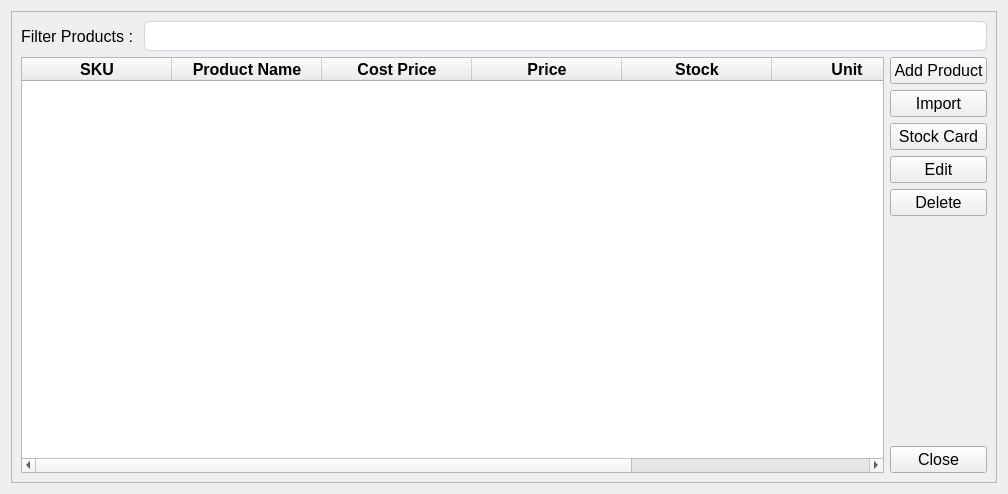
The window that ui/products.ui (michael-halim/pos) describes before a commit, drawn with Qt 5.
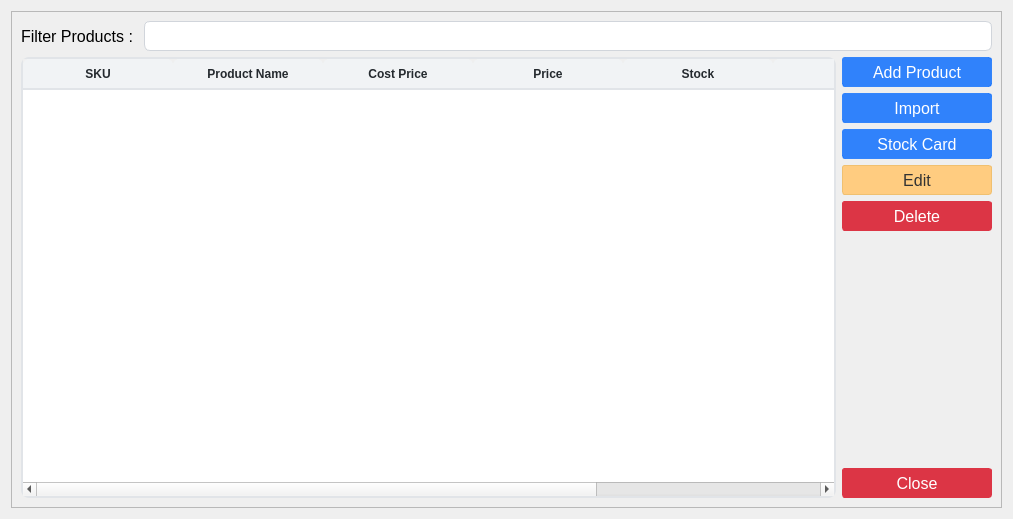
The same window after the commit.

Commit message: Patch#34: Added UI - Added UI for Table, Button, and Input - Fix some UI Behavior

Diff of the .ui file:
```diff
--- a/ui/products.ui
+++ b/ui/products.ui
@@ -6,13 +6,41 @@
    <rect>
     <x>0</x>
     <y>0</y>
-    <width>1008</width>
-    <height>494</height>
+    <width>1013</width>
+    <height>519</height>
    </rect>
   </property>
   <property name="windowTitle">
    <string>Products</string>
   </property>
+  <property name="styleSheet">
+   <string notr="true">QLineEdit{
+	border: 1px solid #d1d5db;      /* Light gray border */
+    border-radius: 6px;             /* Rounded corners */
+    outline: none;                  /* Remove default outline */
+    color: #333;                    /* Text color */
+    background-color: #fff;       /* Light gray background */
+    
+}
+
+QLineEdit:focus {
+    border: 1px solid #93c5fd;       /* Blue border on focus */
+    background-color: #ffffff;       /* White background when focused */
+}
+
+QPushButton {
+    text-align: center;
+    white-space: nowrap;
+    vertical-align: middle;
+    border: 1px solid transparent;
+    padding: 0.375rem 0.75rem;
+    line-height: 1.5;
+    border-radius: 3px;
+    margin: 0.25rem;
+	opacity: 0.55;
+
+}</string>
+  </property>
   <layout class="QGridLayout" name="gridLayout_2">
    <item row="0" column="0">
     <widget class="QFrame" name="frame">
@@ -47,6 +75,11 @@
               <height>30</height>
              </size>
             </property>
+            <property name="font">
+             <font>
+              <pointsize>12</pointsize>
+             </font>
+            </property>
             <property name="styleSheet">
              <string notr="true">QLineEdit{
 	border: 1px solid #d1d5db;      /* Light gray border */
@@ -70,6 +103,69 @@
          <layout class="QHBoxLayout" name="horizontalLayout">
           <item>
            <widget class="QTableWidget" name="products_table">
+            <property name="styleSheet">
+             <string notr="true">QTableWidget {
+            background-color: #ffffff;
+            alternate-background-color: #f5f8fa;
+            border: 2px solid #e1e4e8;
+            border-radius: 8px;
+            gridline-color: #e1e4e8;
+            selection-background-color: #0366d6;
+            selection-color: #ffffff;
+        }
+        
+        QTableWidget::item {
+            border-bottom: 1px solid #e1e4e8;
+			padding: 6px;
+        }
+        
+        QTableWidget::item:selected {
+            background-color: #0366d6;
+        }
+        
+        QHeaderView::section {
+            background-color: #f1f3f5;
+            color: #24292e;
+            font-weight: bold;
+            border: none;
+            border-bottom: 2px solid #e1e4e8;
+            padding: 3px;
+            border-top-left-radius: 6px;
+            border-top-right-radius: 6px;
+        }
+        
+        QTableWidget QScrollBar:vertical {
+            border: none;
+            background: #f1f3f5;
+            width: 10px;
+            border-radius: 5px;
+        }
+        
+        QTableWidget QScrollBar::handle:vertical {
+            background: #c0c0c0;
+            border-radius: 5px;
+        }
+        
+        QTableWidget QScrollBar::handle:vertical:hover {
+            background: #a0a0a0;
+        }
+        
+        QTableWidget QScrollBar:horizontal {
+            border: none;
+            background: #f1f3f5;
+            height: 10px;
+            border-radius: 5px;
+        }
+        
+        QTableWidget QScrollBar::handle:horizontal {
+            background: #c0c0c0;
+            border-radius: 5px;
+        }
+        
+        QTableWidget QScrollBar::handle:horizontal:hover {
+            background: #a0a0a0;
+        }</string>
+            </property>
             <property name="sortingEnabled">
              <bool>true</bool>
             </property>
@@ -190,11 +286,34 @@
            <layout class="QVBoxLayout" name="verticalLayout">
             <item>
              <widget class="QPushButton" name="add_products_button">
+              <property name="minimumSize">
+               <size>
+                <width>150</width>
+                <height>30</height>
+               </size>
+              </property>
               <property name="font">
                <font>
                 <pointsize>12</pointsize>
                </font>
               </property>
+              <property name="styleSheet">
+               <string notr="true">QPushButton{
+    color: #fff;
+    background-color: rgba(13, 110, 253, 0.85); /* RGBA with alpha channel */
+    border-color: rgba(13, 110, 253, 0.7);
+}
+QPushButton:hover {
+    background-color: rgba(11, 94, 215, 0.9);
+    border-color: rgba(10, 88, 202, 0.9);
+    opacity: 0.95;
+}
+QPushButton:disabled {
+    background-color: #a8c1ff;
+    border-color: #a8c1ff;
+    color: #e6eeff;
+}</string>
+              </property>
               <property name="text">
                <string>Add Product</string>
               </property>
@@ -202,11 +321,34 @@
             </item>
             <item>
              <widget class="QPushButton" name="import_products_button">
+              <property name="minimumSize">
+               <size>
+                <width>0</width>
+                <height>30</height>
+               </size>
+              </property>
               <property name="font">
                <font>
                 <pointsize>12</pointsize>
                </font>
               </property>
+              <property name="styleSheet">
+               <string notr="true">QPushButton{
+    color: #fff;
+    background-color: rgba(13, 110, 253, 0.85); /* RGBA with alpha channel */
+    border-color: rgba(13, 110, 253, 0.7);
+}
+QPushButton:hover {
+    background-color: rgba(11, 94, 215, 0.9);
+    border-color: rgba(10, 88, 202, 0.9);
+    opacity: 0.95;
+}
+QPushButton:disabled {
+    background-color: #a8c1ff;
+    border-color: #a8c1ff;
+    color: #e6eeff;
+}</string>
+              </property>
               <property name="text">
                <string>Import</string>
               </property>
@@ -214,11 +356,34 @@
             </item>
             <item>
              <widget class="QPushButton" name="stock_card_products_button">
+              <property name="minimumSize">
+               <size>
+                <width>0</width>
+                <height>30</height>
+               </size>
+              </property>
               <property name="font">
                <font>
                 <pointsize>12</pointsize>
                </font>
               </property>
+              <property name="styleSheet">
+               <string notr="true">QPushButton{
+    color: #fff;
+    background-color: rgba(13, 110, 253, 0.85); /* RGBA with alpha channel */
+    border-color: rgba(13, 110, 253, 0.7);
+}
+QPushButton:hover {
+    background-color: rgba(11, 94, 215, 0.9);
+    border-color: rgba(10, 88, 202, 0.9);
+    opacity: 0.95;
+}
+QPushButton:disabled {
+    background-color: #a8c1ff;
+    border-color: #a8c1ff;
+    color: #e6eeff;
+}</string>
+              </property>
               <property name="text">
                <string>Stock Card</string>
               </property>
@@ -226,11 +391,33 @@
             </item>
             <item>
              <widget class="QPushButton" name="edit_products_button">
+              <property name="minimumSize">
+               <size>
+                <width>0</width>
+                <height>30</height>
+               </size>
+              </property>
               <property name="font">
                <font>
                 <pointsize>12</pointsize>
                </font>
               </property>
+              <property name="styleSheet">
+               <string notr="true">QPushButton{
+    color: #333;
+    background-color: #ffcc80; /* Softer yellow/orange */
+    border-color: #f0c070;
+}
+QPushButton:hover {
+    background-color: #f0c070;
+    border-color: #e0b060;
+}
+QPushButton:disabled {
+    background-color: #ffe0b3;
+    border-color: #ffe0b3;
+    color: #8a7a5c;
+}</string>
+              </property>
               <property name="text">
                <string>Edit</string>
               </property>
@@ -238,11 +425,28 @@
             </item>
             <item>
              <widget class="QPushButton" name="delete_products_button">
+              <property name="minimumSize">
+               <size>
+                <width>0</width>
+                <height>30</height>
+               </size>
+              </property>
               <property name="font">
                <font>
                 <pointsize>12</pointsize>
                </font>
               </property>
+              <property name="styleSheet">
+               <string notr="true">QPushButton {
+    color: #fff;
+    background-color: #dc3545;
+    border-color: #dc3545;
+}
+QPushButton:hover {
+    background-color: #bb2d3b;
+    border-color: #b02a37;
+}</string>
+              </property>
               <property name="text">
                <string>Delete</string>
               </property>
@@ -263,11 +467,28 @@
             </item>
             <item>
              <widget class="QPushButton" name="close_products_button">
+              <property name="minimumSize">
+               <size>
+                <width>0</width>
+                <height>30</height>
+               </size>
+              </property>
               <property name="font">
                <font>
                 <pointsize>12</pointsize>
                </font>
               </property>
+              <property name="styleSheet">
+               <string notr="true">QPushButton {
+    color: #fff;
+    background-color: #dc3545;
+    border-color: #dc3545;
+}
+QPushButton:hover {
+    background-color: #bb2d3b;
+    border-color: #b02a37;
+}</string>
+              </property>
               <property name="text">
                <string>Close</string>
               </property>
```
Left out of the diff: 6 changed lines with no effect on the pictures. The commit also changes 35 other files.
